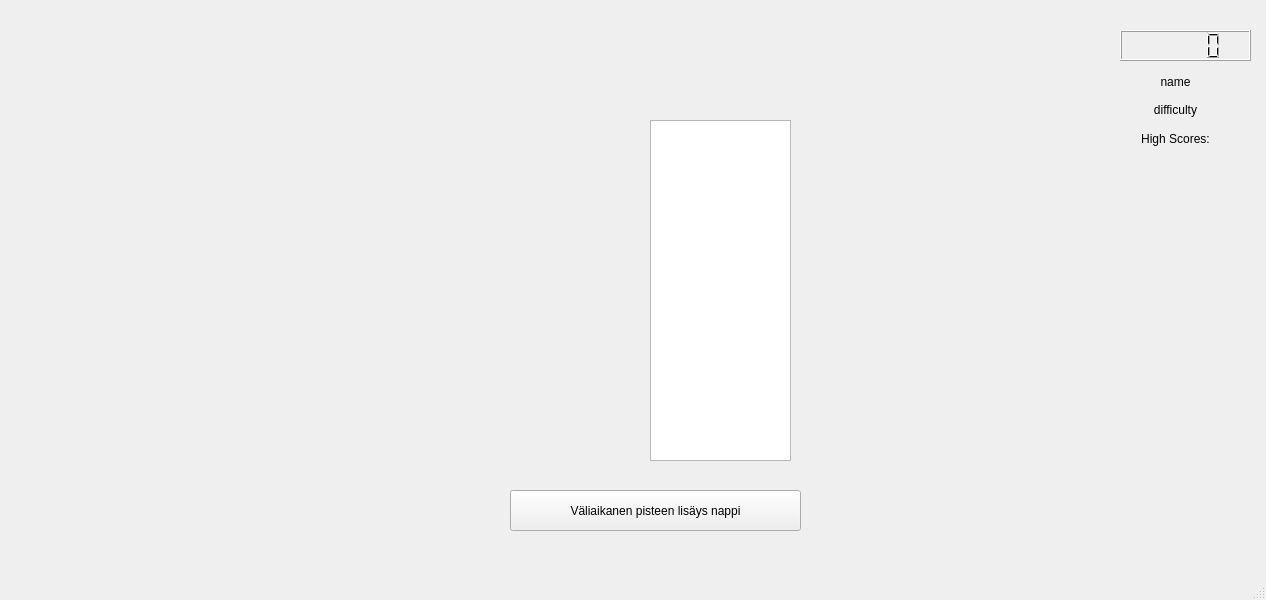
First picture: the form in Game/gamewindow.ui, repository Iledius/NysseGame, before the edit.
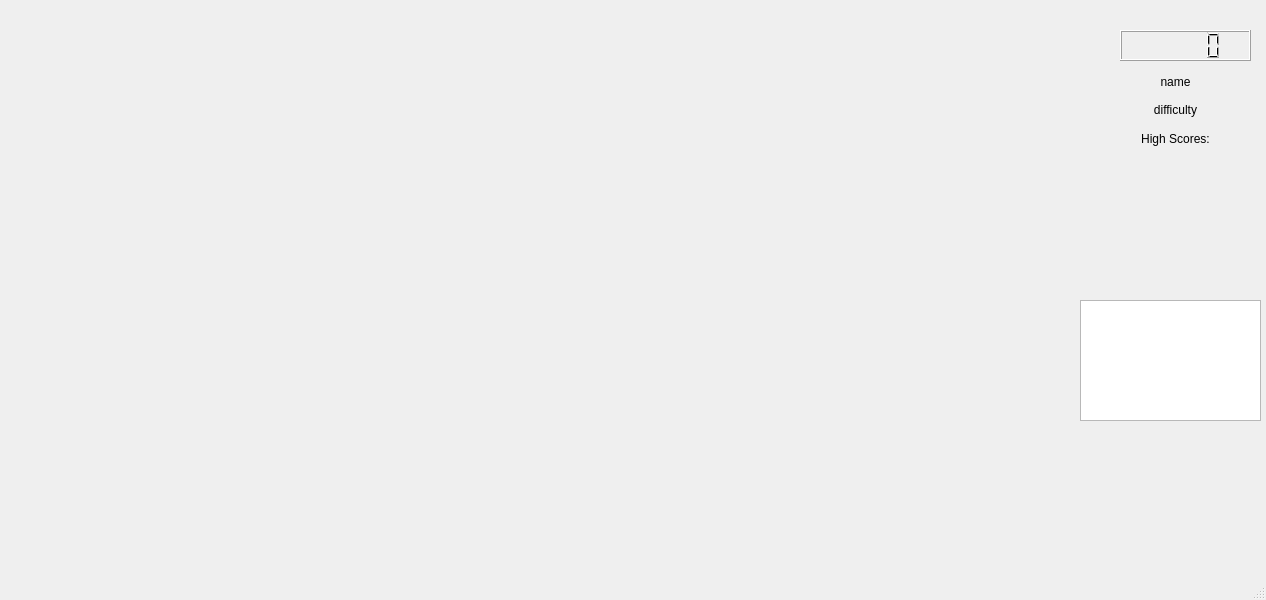
Second picture: the form after the edit.

```diff
--- a/Game/gamewindow.ui
+++ b/Game/gamewindow.ui
@@ -66,26 +66,13 @@
      </item>
     </layout>
    </widget>
-   <widget class="QPushButton" name="pushButton">
-    <property name="geometry">
-     <rect>
-      <x>510</x>
-      <y>490</y>
-      <width>291</width>
-      <height>41</height>
-     </rect>
-    </property>
-    <property name="text">
-     <string>Väliaikanen pisteen lisäys nappi</string>
-    </property>
-   </widget>
    <widget class="QTextBrowser" name="textBrowser">
     <property name="geometry">
      <rect>
-      <x>650</x>
-      <y>120</y>
-      <width>141</width>
-      <height>341</height>
+      <x>1080</x>
+      <y>300</y>
+      <width>181</width>
+      <height>121</height>
      </rect>
     </property>
    </widget>
```
Left out of the diff: 2 changed lines with no effect on the pictures.
